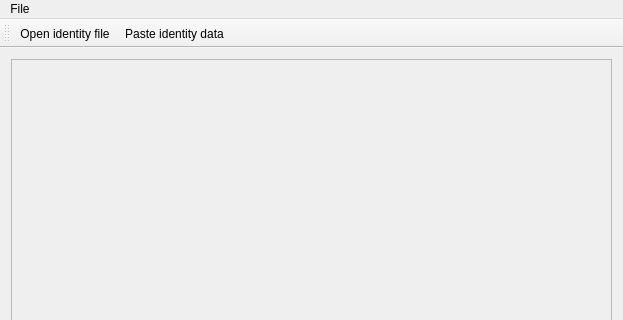
Before: the Qt Designer form mainwindow.ui in sqrldev/IdTool, drawn with Qt 5; both pictures show x 0 to 623 and y 0 to 320 of the 623 by 542 pixel window.
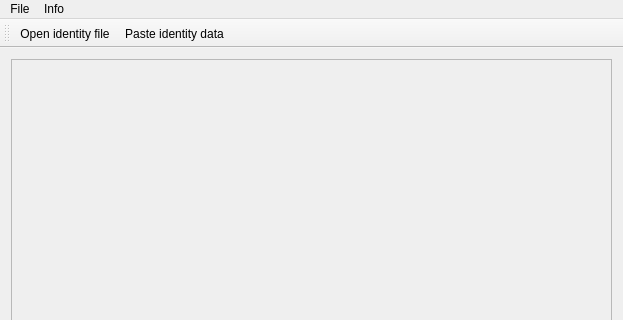
After: the same form once the commit is applied. Icons and pictures are not drawn.

Commit message: Add "About" menu entry

The edit to the form file:
```diff
--- a/mainwindow.ui
+++ b/mainwindow.ui
@@ -54,7 +54,14 @@
     <addaction name="actionOpenFile"/>
     <addaction name="actionPasteIdentityData"/>
    </widget>
+   <widget class="QMenu" name="menuInfo">
+    <property name="title">
+     <string>Info</string>
+    </property>
+    <addaction name="actionAbout"/>
+   </widget>
    <addaction name="menuFile"/>
+   <addaction name="menuInfo"/>
   </widget>
   <widget class="QToolBar" name="mainToolBar">
    <attribute name="toolBarArea">
```
Left out of the diff: 9 changed lines with no effect on the pictures. The commit also changes 2 other files.
